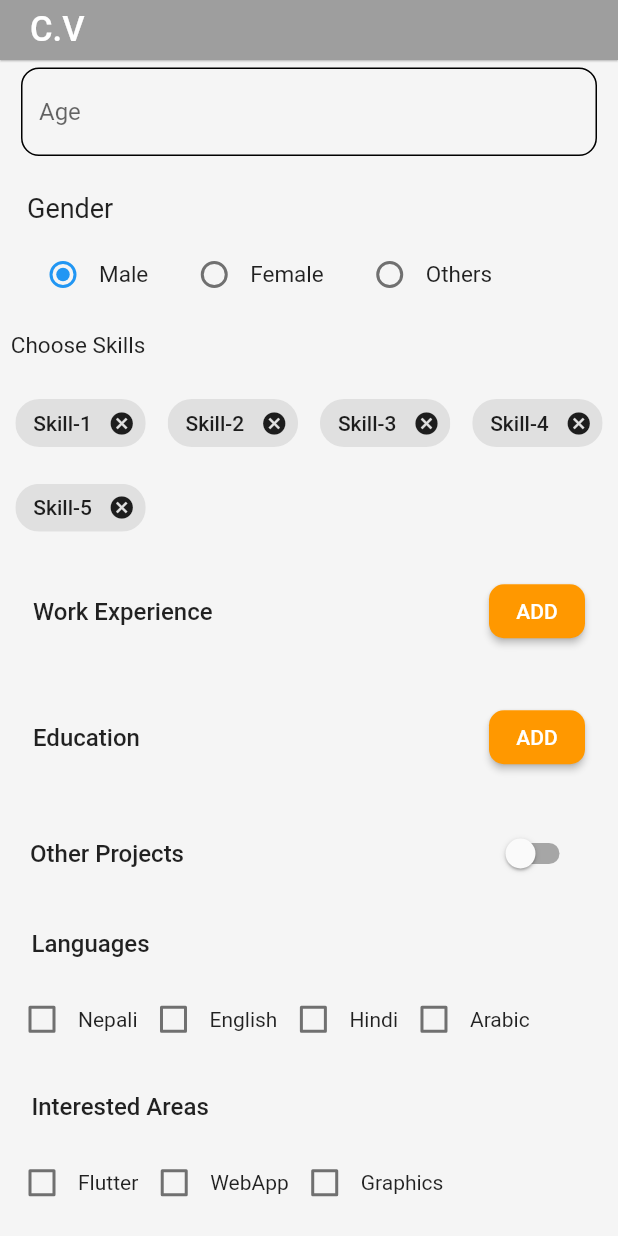
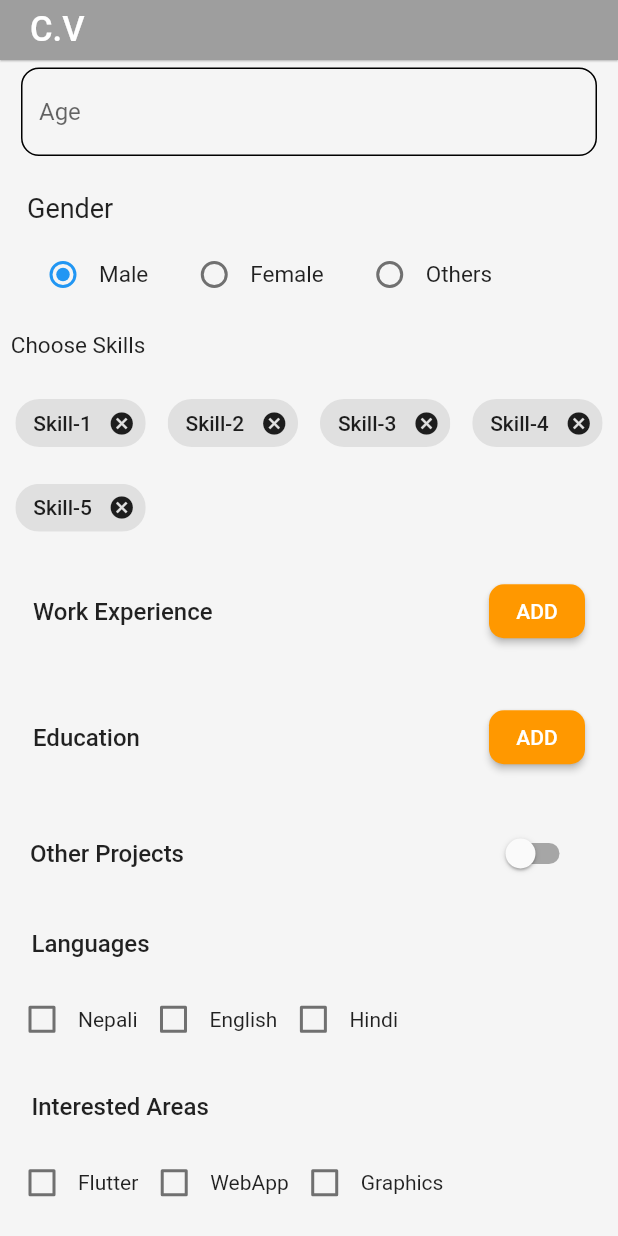
Before and after one commit to Yazoo555/-flutter_intern, a Flutter app: the screen it shows after launch, scrolled down 391 dp, on a phone screen of 412 x 824 dp. Run offline on Flutter 3.47's test engine with Material 2 defaults, Android fonts, the phone set to English and light mode, and no system bars.

Commit message:
Seventh Commit -->> 888

```diff
--- a/lib/day_6/language/lang.dart
+++ b/lib/day_6/language/lang.dart
@@ -21,10 +21,6 @@ class _LanguageFieldState extends State<LanguageField> {
     },
     {
       'name': 'Hindi',
-      'isChecked': false,
-    },
-    {
-      'name': 'Arabic',
       'isChecked': false,
     },
   ];
```
